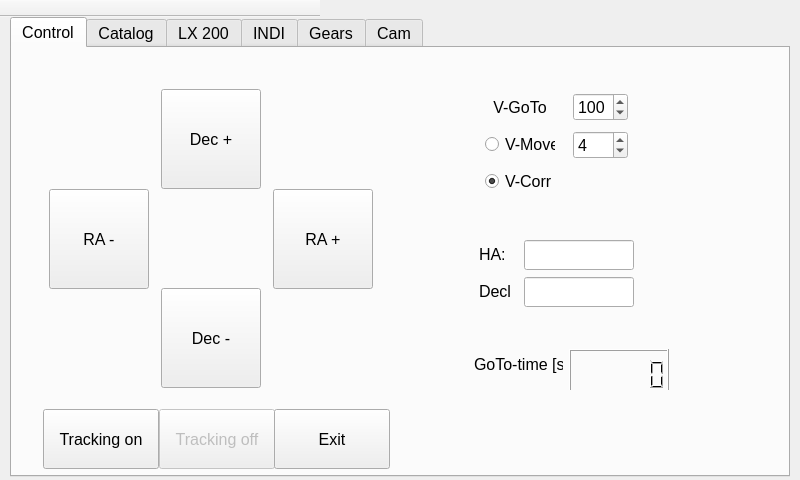
Qt form mainwindow.ui (selste/TwoStepperControl) before a commit.
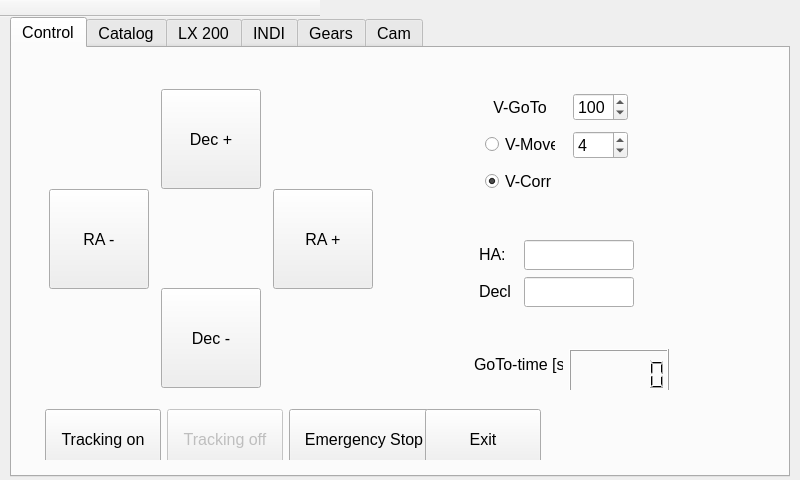
The same form after that commit.

What changed in the file:
```diff
--- a/mainwindow.ui
+++ b/mainwindow.ui
@@ -369,84 +369,6 @@
        </item>
       </layout>
      </widget>
-     <widget class="QWidget" name="layoutWidget">
-      <property name="geometry">
-       <rect>
-        <x>20</x>
-        <y>350</y>
-        <width>362</width>
-        <height>71</height>
-       </rect>
-      </property>
-      <layout class="QHBoxLayout" name="horizontalLayout_5">
-       <item>
-        <widget class="QPushButton" name="pbStartTracking">
-         <property name="minimumSize">
-          <size>
-           <width>116</width>
-           <height>60</height>
-          </size>
-         </property>
-         <property name="maximumSize">
-          <size>
-           <width>116</width>
-           <height>60</height>
-          </size>
-         </property>
-         <property name="text">
-          <string>Tracking on</string>
-         </property>
-        </widget>
-       </item>
-       <item>
-        <widget class="QPushButton" name="pbStopTracking">
-         <property name="enabled">
-          <bool>false</bool>
-         </property>
-         <property name="minimumSize">
-          <size>
-           <width>116</width>
-           <height>60</height>
-          </size>
-         </property>
-         <property name="maximumSize">
-          <size>
-           <width>116</width>
-           <height>60</height>
-          </size>
-         </property>
-         <property name="text">
-          <string>Tracking off</string>
-         </property>
-        </widget>
-       </item>
-       <item>
-        <widget class="QPushButton" name="pbExit">
-         <property name="sizePolicy">
-          <sizepolicy hsizetype="Minimum" vsizetype="Fixed">
-           <horstretch>0</horstretch>
-           <verstretch>0</verstretch>
-          </sizepolicy>
-         </property>
-         <property name="minimumSize">
-          <size>
-           <width>116</width>
-           <height>60</height>
-          </size>
-         </property>
-         <property name="maximumSize">
-          <size>
-           <width>116</width>
-           <height>60</height>
-          </size>
-         </property>
-         <property name="text">
-          <string>Exit</string>
-         </property>
-        </widget>
-       </item>
-      </layout>
-     </widget>
      <widget class="QWidget" name="layoutWidget">
       <property name="geometry">
        <rect>
@@ -492,6 +414,109 @@
        </item>
       </layout>
      </widget>
+     <widget class="QWidget" name="">
+      <property name="geometry">
+       <rect>
+        <x>22</x>
+        <y>350</y>
+        <width>518</width>
+        <height>62</height>
+       </rect>
+      </property>
+      <layout class="QHBoxLayout" name="horizontalLayout_5">
+       <item>
+        <widget class="QPushButton" name="pbStartTracking">
+         <property name="minimumSize">
+          <size>
+           <width>116</width>
+           <height>60</height>
+          </size>
+         </property>
+         <property name="maximumSize">
+          <size>
+           <width>116</width>
+           <height>60</height>
+          </size>
+         </property>
+         <property name="text">
+          <string>Tracking on</string>
+         </property>
+        </widget>
+       </item>
+       <item>
+        <widget class="QPushButton" name="pbStopTracking">
+         <property name="enabled">
+          <bool>false</bool>
+         </property>
+         <property name="minimumSize">
+          <size>
+           <width>116</width>
+           <height>60</height>
+          </size>
+         </property>
+         <property name="maximumSize">
+          <size>
+           <width>116</width>
+           <height>60</height>
+          </size>
+         </property>
+         <property name="text">
+          <string>Tracking off</string>
+         </property>
+        </widget>
+       </item>
+       <item>
+        <widget class="QPushButton" name="pbStop1">
+         <property name="sizePolicy">
+          <sizepolicy hsizetype="Minimum" vsizetype="Fixed">
+           <horstretch>0</horstretch>
+           <verstretch>0</verstretch>
+          </sizepolicy>
+         </property>
+         <property name="minimumSize">
+          <size>
+           <width>150</width>
+           <height>60</height>
+          </size>
+         </property>
+         <property name="maximumSize">
+          <size>
+           <width>150</width>
+           <height>60</height>
+          </size>
+         </property>
+         <property name="text">
+          <string>Emergency Stop</string>
+         </property>
+        </widget>
+       </item>
+       <item>
+        <widget class="QPushButton" name="pbExit">
+         <property name="sizePolicy">
+          <sizepolicy hsizetype="Minimum" vsizetype="Fixed">
+           <horstretch>0</horstretch>
+           <verstretch>0</verstretch>
+          </sizepolicy>
+         </property>
+         <property name="minimumSize">
+          <size>
+           <width>116</width>
+           <height>60</height>
+          </size>
+         </property>
+         <property name="maximumSize">
+          <size>
+           <width>116</width>
+           <height>60</height>
+          </size>
+         </property>
+         <property name="text">
+          <string>Exit</string>
+         </property>
+        </widget>
+       </item>
+      </layout>
+     </widget>
     </widget>
     <widget class="QWidget" name="catTab">
      <attribute name="title">
```
Left out of the diff: 187 changed lines with no effect on the pictures.
